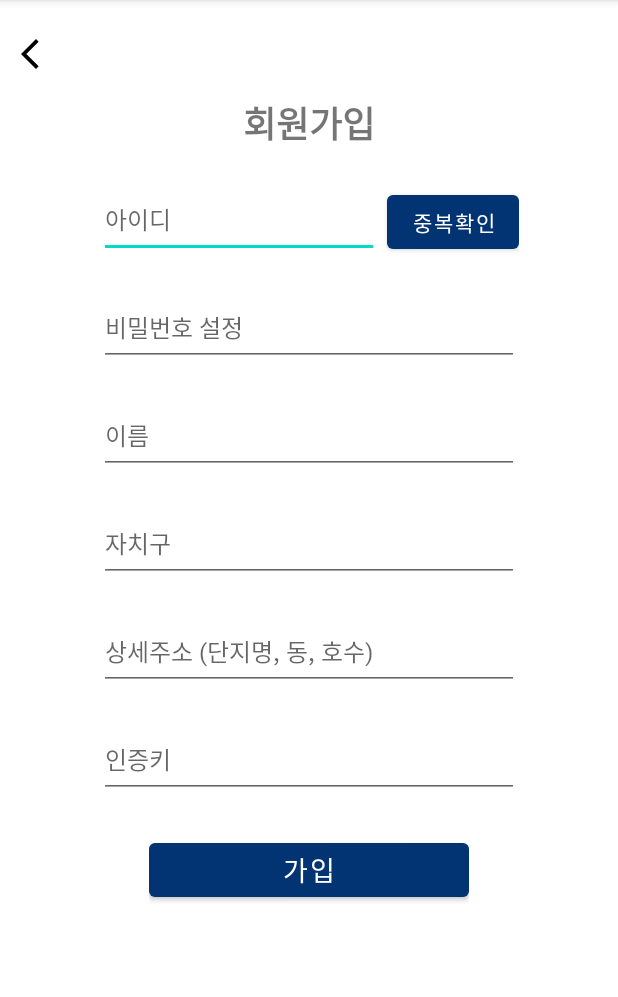
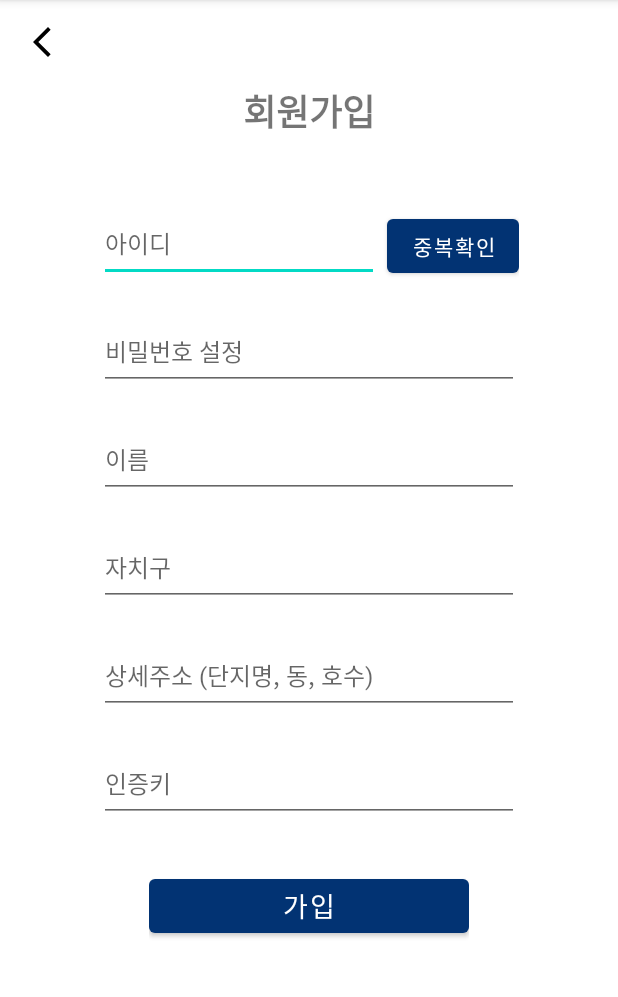
Before and after one commit to Qnokka/SmartHome, an Android app: the activity_join screen opened directly, with no data from a screen before it, on a phone screen of 412 x 824 dp, the part 84-1081 px from its top. Run offline under Robolectric (Android 15) with nearby library versions, the phone set to English and light mode, and no system bars.

Commit message:
221001 1.2.5 activity_join write send Data code / Create UserJoin Interface

```diff
--- /dev/null
+++ b/app/src/main/java/com/example/smarthome0807/Interface/UserJoinApi.java
@@ -0,0 +1,13 @@
+package com.example.smarthome0807.Interface;
+
+import com.example.smarthome0807.DTO.Users;
+
+import okhttp3.ResponseBody;
+import retrofit2.Call;
+import retrofit2.http.Body;
+import retrofit2.http.POST;
+
+public interface UserJoinApi {
+    @POST("api/users/signUp")
+    Call<ResponseBody> getUserResult(@Body Users users);
+}
--- a/app/src/main/res/layout/activity_join.xml
+++ b/app/src/main/res/layout/activity_join.xml
@@ -20,18 +20,19 @@
             android:layout_marginTop="16dp">
 
             <ImageButton
-                android:id="@+id/backBtn"
+                android:id="@+id/backBtnSet"
                 android:layout_width="24dp"
                 android:layout_height="24dp"
-                android:layout_margin="8dp"
+                android:layout_marginLeft="16dp"
                 android:background="@color/white"
                 app:srcCompat="@drawable/ic_baseline_arrow_back_ios_new_24" />
 
             <TextView
-                android:id="@+id/memInsert"
+                android:id="@+id/UsersInfo"
                 android:layout_width="match_parent"
                 android:layout_height="wrap_content"
-                android:layout_marginTop="8dp"
+                android:layout_marginTop="16dp"
+                android:layout_marginBottom="24dp"
                 android:gravity="center"
                 android:text="회원가입"
                 android:textSize="24sp"
@@ -53,7 +54,7 @@
                     android:hint="아이디"
                     android:inputType="textPersonName"
                     android:minHeight="48dp"
-                    android:textSize="16sp" />
+                    android:textSize="16sp"/>
 
 
                 <Button
@@ -61,7 +62,7 @@
                     android:layout_width="wrap_content"
                     android:layout_height="wrap_content"
                     android:layout_marginLeft="5dp"
-                    android:text="중복확인" />
+                    android:text="중복확인"/>
 
             </LinearLayout>
 
@@ -115,7 +116,8 @@
                 android:hint="상세주소 (단지명, 동, 호수)"
                 android:inputType="textPersonName"
                 android:minHeight="48dp"
-                android:textSize="16sp" />
+                android:textSize="16sp"
+                />
 
             <EditText
                 android:id="@+id/join_key"
@@ -123,6 +125,7 @@
                 android:layout_height="wrap_content"
                 android:layout_gravity="center_horizontal"
                 android:layout_marginTop="24dp"
+                android:layout_marginBottom="8dp"
                 android:ems="15"
                 android:gravity="left"
                 android:hint="인증키"
@@ -134,14 +137,14 @@
                 android:layout_width="wrap_content"
                 android:layout_height="wrap_content"
                 android:layout_gravity="center_horizontal"
-                android:layout_marginTop="8dp"
+                android:layout_marginTop="24dp"
                 android:orientation="horizontal">
 
                 <Button
                     android:id="@+id/join_yes"
                     android:layout_width="wrap_content"
                     android:layout_height="wrap_content"
-                    android:layout_marginTop="16dp"
+                    android:layout_marginBottom="48dp"
                     android:ems="10"
                     android:text="가입"
                     android:textSize="18sp" />
```
Also changed, not shown: app/src/main/java/com/example/smarthome0807/activity_join.java (+78 -11 lines).
